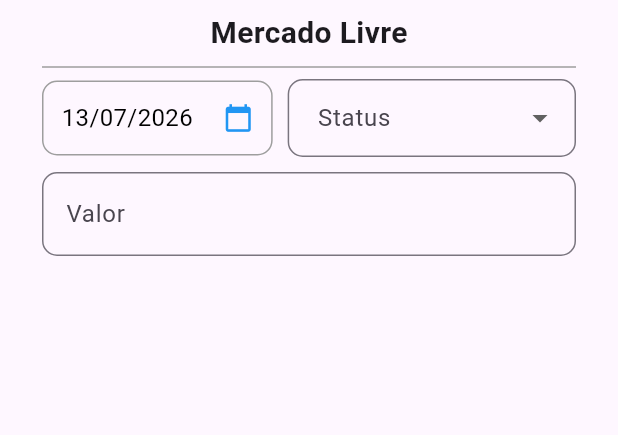
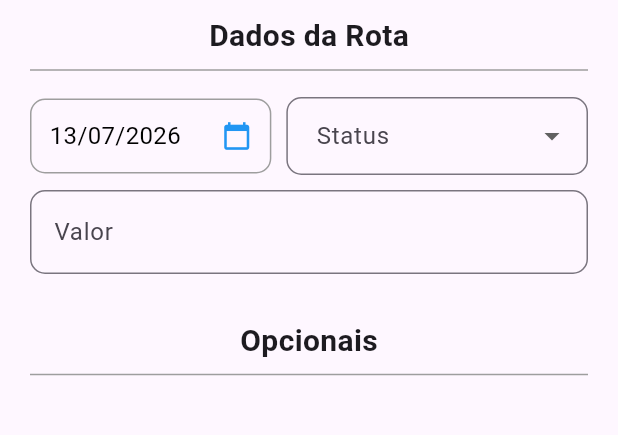
Before and after one commit to WesleyNog/iter, a Flutter app: the AddIter screen opened by its route, on a phone screen of 412 x 824 dp, the part 248-683 px from its top. Run offline on Flutter 3.47's test engine with Material 3 defaults, Android fonts, the phone set to English and light mode, and no system bars.

Commit message:
feat: Incluido Utils para formatar Valor

```diff
--- a/lib/screens/addIter.dart
+++ b/lib/screens/addIter.dart
@@ -1,5 +1,6 @@
 import 'package:flutter/material.dart';
 import 'package:flutter/cupertino.dart';
+import 'package:iter/Utils/currencyFormat.dart';
 
 class AddIter extends StatefulWidget {
   const AddIter({super.key});
@@ -159,14 +160,15 @@
       case 0:
         return Center(
           child: Padding(
-            padding: const EdgeInsets.all(8.0),
+            padding: const EdgeInsets.only(top: 10.0),
             child: Column(
               children: [
                 const Text(
-                  'Mercado Livre',
+                  'Dados da Rota',
                   style: TextStyle(fontSize: 20.0, fontWeight: FontWeight.bold),
                 ),
                 const Divider(color: Colors.grey, thickness: 1.0),
+                SizedBox(height: 10),
                 Row(
                   children: [
                     // --- SELETOR DE DATA ---
@@ -246,15 +248,25 @@
                 SizedBox(height: 10),
                 TextFormField(
                   controller: valueController,
-                  keyboardType: TextInputType.number,
+                  keyboardType:
+                      CurrencyFormatterHelper.getCurrencyFormatter().isNotEmpty
+                      ? TextInputType.number
+                      : TextInputType.text,
+                  inputFormatters:
+                      CurrencyFormatterHelper.getCurrencyFormatter(),
                   decoration: InputDecoration(
                     labelText: 'Valor',
-                    prefixText: 'R\$ ',
                     border: OutlineInputBorder(
                       borderRadius: BorderRadius.circular(10),
                     ),
                   ),
                 ),
+                SizedBox(height: 30),
+                const Text(
+                  'Opcionais',
+                  style: TextStyle(fontSize: 20.0, fontWeight: FontWeight.bold),
+                ),
+                const Divider(color: Colors.grey, thickness: 1.0),
               ],
             ),
           ),
```
Also changed, not shown: lib/Utils/currencyFormat.dart (added, +80 -0 lines).
